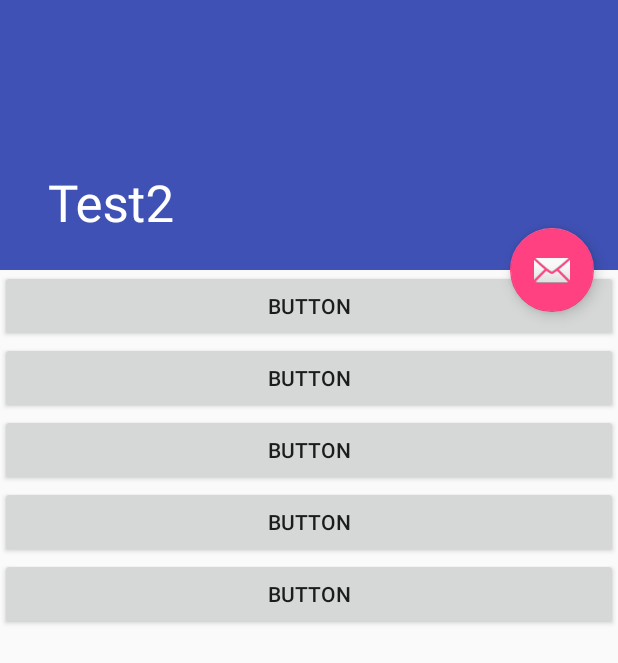
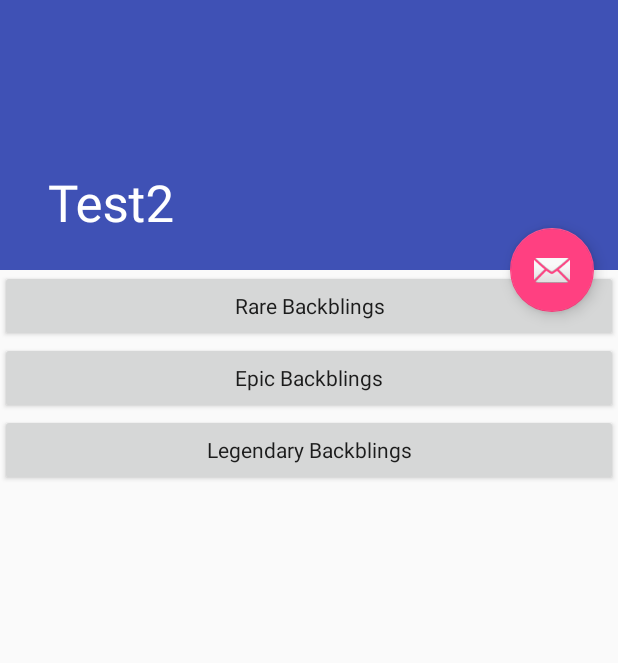
Before and after one commit to nikkolasedi/Fortnite, an Android app: the Backblings screen opened directly, with no data from a screen before it, on a phone screen of 412 x 824 dp. Shown: the top 663 px of the screen. Run offline under Robolectric (Android 15) with nearby library versions, the phone set to English and light mode, and no system bars.

Commit message:
Renamed scroll activity 2 & 3, added images to RareBacblings activity, changed RareBackblings layout and added text view to RareBackblings activity

```diff
--- a/app/src/main/AndroidManifest.xml
+++ b/app/src/main/AndroidManifest.xml
@@ -20,11 +20,11 @@
             </intent-filter>
         </activity>
         <activity
-            android:name=".ScrollingActivity2"
+            android:name=".Backblings"
             android:label="Test2"
             android:theme="@style/AppTheme.NoActionBar" />
         <activity
-            android:name=".ScrollingActivity3"
+            android:name=".RareBackblings"
             android:label="Test3"
             android:theme="@style/AppTheme.NoActionBar" />
         <activity android:name=".PopUpActivity"
--- a/app/src/main/java/com/example/nikkolasedip/fortnite/ScrollingActivity2.java
+++ b/app/src/main/java/com/example/nikkolasedip/fortnite/Backblings.java
@@ -9,12 +9,12 @@ import android.support.v7.widget.Toolbar;
 import android.view.View;
 import android.widget.Button;
 
-public class ScrollingActivity2 extends AppCompatActivity {
+public class Backblings extends AppCompatActivity {
 
     @Override
     protected void onCreate(Bundle savedInstanceState) {
         super.onCreate(savedInstanceState);
-        setContentView(R.layout.activity_scrolling2);
+        setContentView(R.layout.activity_backblings);
         Toolbar toolbar = (Toolbar) findViewById(R.id.toolbar);
         setSupportActionBar(toolbar);
 
@@ -26,10 +26,10 @@ public class ScrollingActivity2 extends AppCompatActivity {
                         .setAction("Action", null).show();
             }
         });
-        Button button1 = (Button) findViewById(R.id.button1);
-        button1.setOnClickListener(new View.OnClickListener() {
+        Button btnRareBackblings = (Button) findViewById(R.id.btnRareBackblings);
+        btnRareBackblings.setOnClickListener(new View.OnClickListener() {
                                        public void onClick(View v) {
-                                           openAnotherActivity("ScrollingActivity3");
+                                           openAnotherActivity("RareBackblings");
                                        }
                                    }
         );
--- a/app/src/main/java/com/example/nikkolasedip/fortnite/MainMenu.java
+++ b/app/src/main/java/com/example/nikkolasedip/fortnite/MainMenu.java
@@ -29,10 +29,10 @@ public class MainMenu extends AppCompatActivity {
             }
         });
 
-        Button button1 = (Button) findViewById(R.id.button1);
-        button1.setOnClickListener(new View.OnClickListener() {
+        Button btnBackblings = (Button) findViewById(R.id.btnBackblings);
+        btnBackblings.setOnClickListener(new View.OnClickListener() {
             public void onClick(View v) {
-                    openAnotherActivity("ScrollingActivity2");
+                    openAnotherActivity("Backblings");
                 }
             }
         );
@@ -70,7 +70,7 @@ public class MainMenu extends AppCompatActivity {
         }
 }
     public void openAnotherActivity(){
-        Intent intent = new Intent(this, ScrollingActivity2.class);
+        Intent intent = new Intent(this, Backblings.class);
         startActivity(intent);
 
     }
--- a/app/src/main/java/com/example/nikkolasedip/fortnite/ScrollingActivity3.java
+++ b/app/src/main/java/com/example/nikkolasedip/fortnite/RareBackblings.java
@@ -9,12 +9,12 @@ import android.support.v7.widget.Toolbar;
 import android.view.View;
 import android.widget.ImageButton;
 
-public class ScrollingActivity3 extends AppCompatActivity {
+public class RareBackblings extends AppCompatActivity {
 
     @Override
     protected void onCreate(Bundle savedInstanceState) {
         super.onCreate(savedInstanceState);
-        setContentView(R.layout.activity_scrolling3);
+        setContentView(R.layout.activity_rare_backblings);
         Toolbar toolbar = (Toolbar) findViewById(R.id.toolbar);
         setSupportActionBar(toolbar);
 
--- a/app/src/main/res/layout/activity_scrolling2.xml
+++ b/app/src/main/res/layout/activity_backblings.xml
@@ -5,7 +5,7 @@
     android:layout_width="match_parent"
     android:layout_height="match_parent"
     android:fitsSystemWindows="true"
-    tools:context=".ScrollingActivity2">
+    tools:context=".Backblings">
 
     <android.support.design.widget.AppBarLayout
         android:id="@+id/app_bar"
@@ -33,7 +33,7 @@
         </android.support.design.widget.CollapsingToolbarLayout>
     </android.support.design.widget.AppBarLayout>
 
-    <include layout="@layout/content_scrolling2" />
+    <include layout="@layout/content_backblings" />
 
     <android.support.design.widget.FloatingActionButton
         android:id="@+id/fab"
--- a/app/src/main/res/layout/activity_scrolling3.xml
+++ b/app/src/main/res/layout/activity_rare_backblings.xml
@@ -5,7 +5,7 @@
     android:layout_width="match_parent"
     android:layout_height="match_parent"
     android:fitsSystemWindows="true"
-    tools:context=".ScrollingActivity3">
+    tools:context=".RareBackblings">
 
     <android.support.design.widget.AppBarLayout
         android:id="@+id/app_bar"
@@ -33,7 +33,7 @@
         </android.support.design.widget.CollapsingToolbarLayout>
     </android.support.design.widget.AppBarLayout>
 
-    <include layout="@layout/content_scrolling3" />
+    <include layout="@layout/content_rare_backblings" />
 
     <android.support.design.widget.FloatingActionButton
         android:id="@+id/fab"
--- a/app/src/main/res/layout/content_scrolling2.xml
+++ b/app/src/main/res/layout/content_backblings.xml
@@ -5,8 +5,8 @@
     android:layout_width="match_parent"
     android:layout_height="match_parent"
     app:layout_behavior="@string/appbar_scrolling_view_behavior"
-    tools:context=".ScrollingActivity2"
-    tools:showIn="@layout/activity_scrolling2">
+    tools:context=".Backblings"
+    tools:showIn="@layout/activity_backblings">
 
     <LinearLayout
         android:layout_width="match_parent"
@@ -14,30 +14,25 @@
         android:orientation="vertical">
 
         <Button
-            android:id="@+id/button1"
+            android:id="@+id/btnRareBackblings"
             android:layout_width="match_parent"
             android:layout_height="wrap_content"
-            android:text="Button" />
+            android:text="Rare Backblings"
+            android:textAppearance="@style/TextAppearance.AppCompat" />
+
         <Button
-            android:id="@+id/button2"
+            android:id="@+id/btnEpicBackblings"
             android:layout_width="match_parent"
             android:layout_height="wrap_content"
-            android:text="Button" />
+            android:text="Epic Backblings"
+            android:textAppearance="@style/TextAppearance.AppCompat" />
+
         <Button
-            android:id="@+id/button3"
+            android:id="@+id/btnLegendaryBackblings"
             android:layout_width="match_parent"
             android:layout_height="wrap_content"
-            android:text="Button" />
-        <Button
-            android:id="@+id/button4"
-            android:layout_width="match_parent"
-            android:layout_height="wrap_content"
-            android:text="Button" />
-        <Button
-            android:id="@+id/button5"
-            android:layout_width="match_parent"
-            android:layout_height="wrap_content"
-            android:text="Button" />
+            android:text="Legendary Backblings"
+            android:textAppearance="@style/TextAppearance.AppCompat" />
     </LinearLayout>
 
 </android.support.v4.widget.NestedScrollView>
--- a/app/src/main/res/menu/menu_scrolling_activity2.xml
+++ b/app/src/main/res/menu/menu_scrolling_activity2.xml
@@ -1,7 +1,7 @@
 <menu xmlns:android="http://schemas.android.com/apk/res/android"
     xmlns:app="http://schemas.android.com/apk/res-auto"
     xmlns:tools="http://schemas.android.com/tools"
-    tools:context="com.example.nikkolasedip.fortnite.ScrollingActivity2">
+    tools:context="com.example.nikkolasedip.fortnite.Backblings">
     <item
         android:id="@+id/action_settings"
         android:orderInCategory="100"
--- a/app/src/main/res/menu/menu_scrolling_activity3.xml
+++ b/app/src/main/res/menu/menu_scrolling_activity3.xml
@@ -1,7 +1,7 @@
 <menu xmlns:android="http://schemas.android.com/apk/res/android"
     xmlns:app="http://schemas.android.com/apk/res-auto"
     xmlns:tools="http://schemas.android.com/tools"
-    tools:context="com.example.nikkolasedip.fortnite.ScrollingActivity3">
+    tools:context="com.example.nikkolasedip.fortnite.RareBackblings">
     <item
         android:id="@+id/action_settings"
         android:orderInCategory="100"
```
Also changed, not shown: app/src/main/res/layout/content_rare_backblings.xml (added, +81 -0 lines), app/src/main/res/layout/content_scrolling3.xml (deleted, +0 -107 lines).
